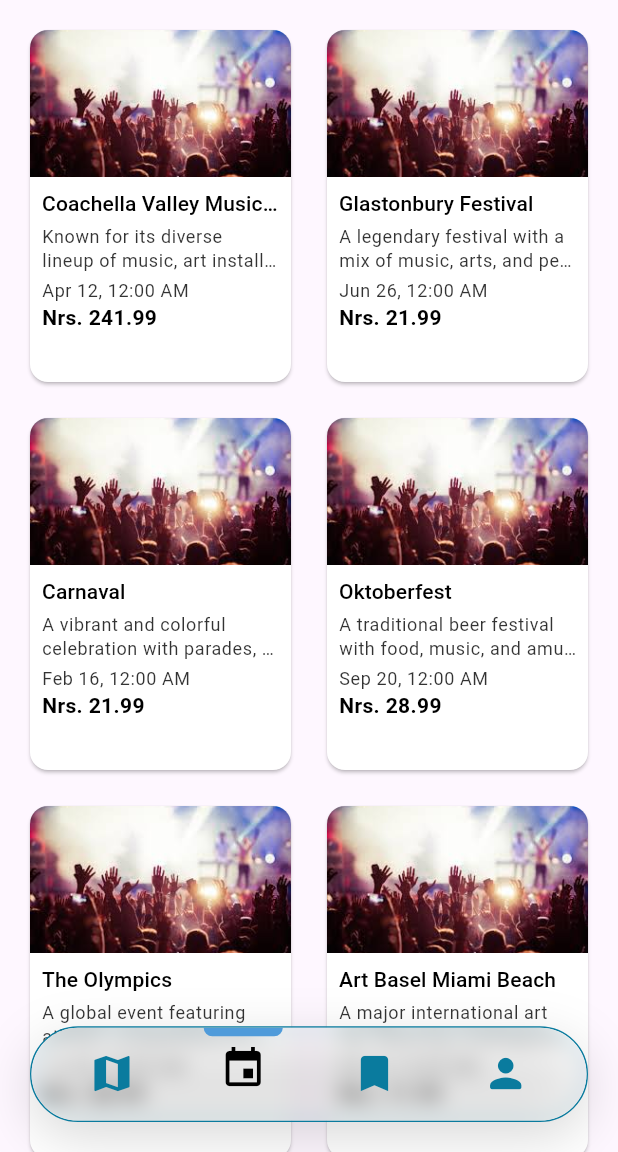
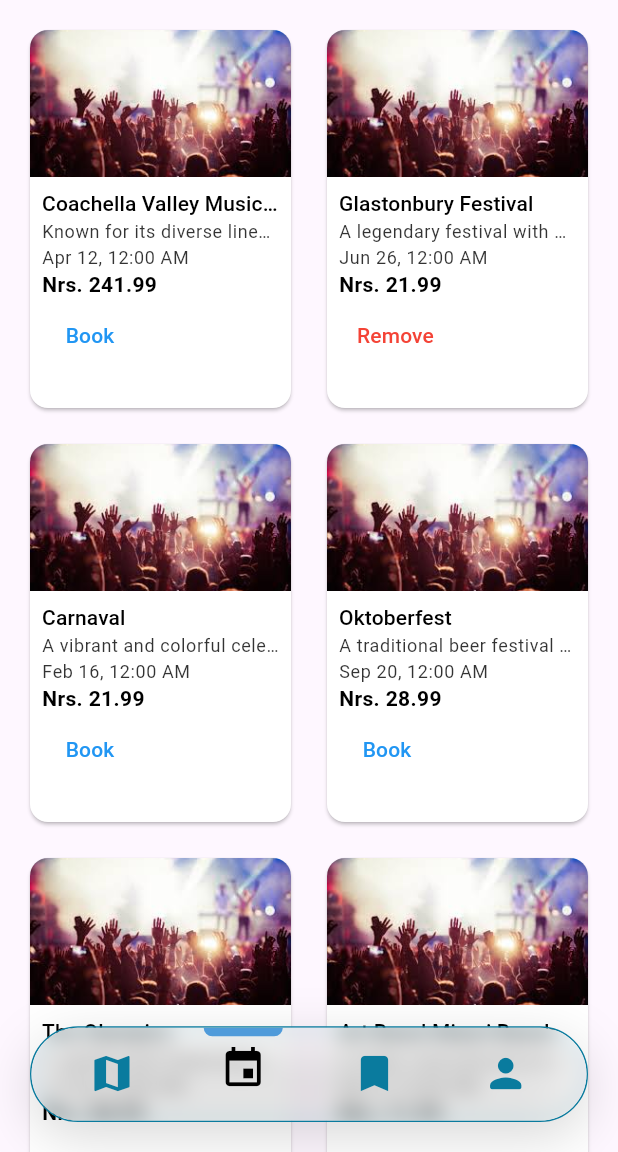
Before and after one commit to RohitSth/xploverse_flutter, a Flutter app: the screen it shows once a user with an empty profile is signed in, after a tap on the "light mode" icon, after a tap on the "event" icon, on a phone screen of 412 x 824 dp, the part 84-1236 px from its top. Run offline on Flutter 3.47's test engine with Material 3 defaults, Android fonts, the light colour scheme and no system bars; our stand-ins replace cloud_firestore, firebase_auth, firebase_core, flutter_compass, flutter_map, flutter_riverpod and 5 more; accounts and stored records are empty; generated files the repository leaves out were written again; network calls fail; statements that could not run were skipped.

Commit message:
update :: added a notifier provider to change the state of the screen

```diff
--- /dev/null
+++ b/lib/providers/booked_provider.dart
@@ -0,0 +1,65 @@
+import 'package:flutter_riverpod/flutter_riverpod.dart';
+import 'package:flutter_xploverse/models/auth/event.dart';
+
+class BookedNotifier extends Notifier<Set<Event>> {
+  // Inintial Value
+  @override
+  Set<Event> build() {
+    return {
+      Event(
+          id: '2',
+          organizerId: 'of76dLxFp0T3FdDWdJOBNkRZdQo1',
+          title: "Glastonbury Festival",
+          description:
+              "A legendary festival with a mix of music, arts, and performance, featuring iconic headliners.",
+          address: "Pilton, UK",
+          lat: 51.1819,
+          lon: -2.6738,
+          images: [
+            "images/ev.jpg",
+          ],
+          startDate: DateTime(2024, 6, 26),
+          endDate: DateTime(2024, 6, 30),
+          maxParticipants: 200000,
+          ticketsBooked: 100000,
+          ticketPrice: 21.99),
+      Event(
+        id: '9',
+        organizerId: 'YThTSRn5DQOFQLaTQ0KT8QUMSiu1',
+        title: "CES",
+        description:
+            "The world's largest consumer electronics show, showcasing the latest technology and gadgets.",
+        address: "Las Vegas, NV, USA",
+        lat: 36.1699,
+        lon: -115.1398,
+        images: [
+          "images/ev.jpg",
+        ],
+        startDate: DateTime(2024, 1, 7),
+        endDate: DateTime(2024, 1, 10),
+        maxParticipants: 170000,
+        ticketsBooked: 100000,
+        ticketPrice: 28.99,
+      ),
+    };
+  }
+
+  // Methods to Update the State
+  // Add Event
+  void addEvent(Event event) {
+    // Check if an event with the same ID already exists
+    if (!state.any((existingEvent) => existingEvent.id == event.id)) {
+      state = {...state, event};
+    }
+  }
+
+  // Remove Event
+  void removeEvent(Event event) {
+    state =
+        state.where((existingEvent) => existingEvent.id != event.id).toSet();
+  }
+}
+
+final bookedNotifierProvider = NotifierProvider<BookedNotifier, Set<Event>>(() {
+  return BookedNotifier();
+});
--- a/lib/screens/events/events_screen.dart
+++ b/lib/screens/events/events_screen.dart
@@ -1,5 +1,6 @@
 import 'package:flutter/material.dart';
 import 'package:flutter_riverpod/flutter_riverpod.dart';
+import 'package:flutter_xploverse/providers/booked_provider.dart';
 import 'package:flutter_xploverse/providers/events_provider.dart';
 import 'package:intl/intl.dart';
 
@@ -9,6 +10,8 @@
   @override
   Widget build(BuildContext context, WidgetRef ref) {
     final allEvents = ref.watch(eventsProvider);
+    final bookedEvents = ref.watch(bookedNotifierProvider);
+
     final isDarkMode = Theme.of(context).brightness == Brightness.dark;
     final textColor = isDarkMode ? Colors.white : Colors.black;
 
@@ -22,7 +25,7 @@
               itemCount: allEvents.length,
               gridDelegate: const SliverGridDelegateWithFixedCrossAxisCount(
                 crossAxisCount: 2,
-                childAspectRatio: 0.75,
+                childAspectRatio: 0.70,
                 crossAxisSpacing: 16,
                 mainAxisSpacing: 16,
               ),
@@ -55,17 +58,17 @@
                               maxLines: 1,
                               overflow: TextOverflow.ellipsis,
                             ),
-                            const SizedBox(height: 4),
+                            const SizedBox(height: 1),
                             Text(
                               event.description,
                               style: Theme.of(context)
                                   .textTheme
                                   .bodySmall
                                   ?.copyWith(color: textColor.withOpacity(0.8)),
-                              maxLines: 2,
+                              maxLines: 1,
                               overflow: TextOverflow.ellipsis,
                             ),
-                            const SizedBox(height: 4),
+                            const SizedBox(height: 1),
                             Text(
                               _formatDateTime(event.startDate),
                               style: Theme.of(context)
@@ -82,6 +85,34 @@
                                     fontWeight: FontWeight.bold,
                                     color: textColor,
                                   ),
+                            ),
+                            // Single button with conditional text based on event ID
+                            TextButton(
+                              onPressed: () {
+                                if (bookedEvents.any((bookedEvent) =>
+                                    bookedEvent.id == event.id)) {
+                                  ref
+                                      .read(bookedNotifierProvider.notifier)
+                                      .removeEvent(event);
+                                } else {
+                                  ref
+                                      .read(bookedNotifierProvider.notifier)
+                                      .addEvent(event);
+                                }
+                              },
+                              style: TextButton.styleFrom(
+                                foregroundColor: bookedEvents.any(
+                                        (bookedEvent) =>
+                                            bookedEvent.id == event.id)
+                                    ? Colors.red
+                                    : Colors.blue,
+                              ),
+                              child: Text(
+                                bookedEvents.any((bookedEvent) =>
+                                        bookedEvent.id == event.id)
+                                    ? 'Remove'
+                                    : 'Book',
+                              ),
                             ),
                           ],
                         ),
--- a/lib/screens/tickets/tickets_screen.dart
+++ b/lib/screens/tickets/tickets_screen.dart
@@ -1,6 +1,6 @@
 import 'package:flutter/material.dart';
 import 'package:flutter_riverpod/flutter_riverpod.dart';
-import 'package:flutter_xploverse/providers/events_provider.dart';
+import 'package:flutter_xploverse/providers/booked_provider.dart';
 
 class TicketsScreen extends ConsumerStatefulWidget {
   const TicketsScreen({super.key});
@@ -14,7 +14,7 @@
 
   @override
   Widget build(BuildContext context) {
-    final bookedEvents = ref.watch(reducedEventsProvider);
+    final bookedEvents = ref.watch(bookedNotifierProvider);
 
     return Scaffold(
       body: Container(
@@ -27,7 +27,13 @@
                   children: [
                     Image.asset(event.images[0], width: 60, height: 60),
                     const SizedBox(width: 10),
-                    Text('${event.title}...'),
+                    Text(
+                      event.title.length > 12
+                          ? '${event.title.substring(0, 12)}...'
+                          : event.title,
+                      maxLines: 1,
+                      overflow: TextOverflow.ellipsis,
+                    ),
                     const Expanded(child: SizedBox()),
                     Text('Nrs.${event.ticketPrice}')
                   ],
```
